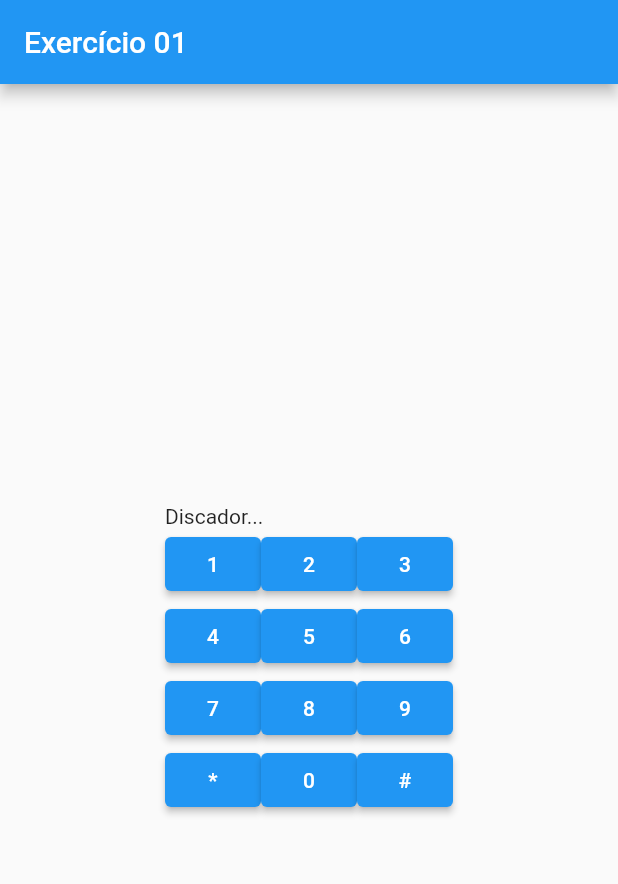
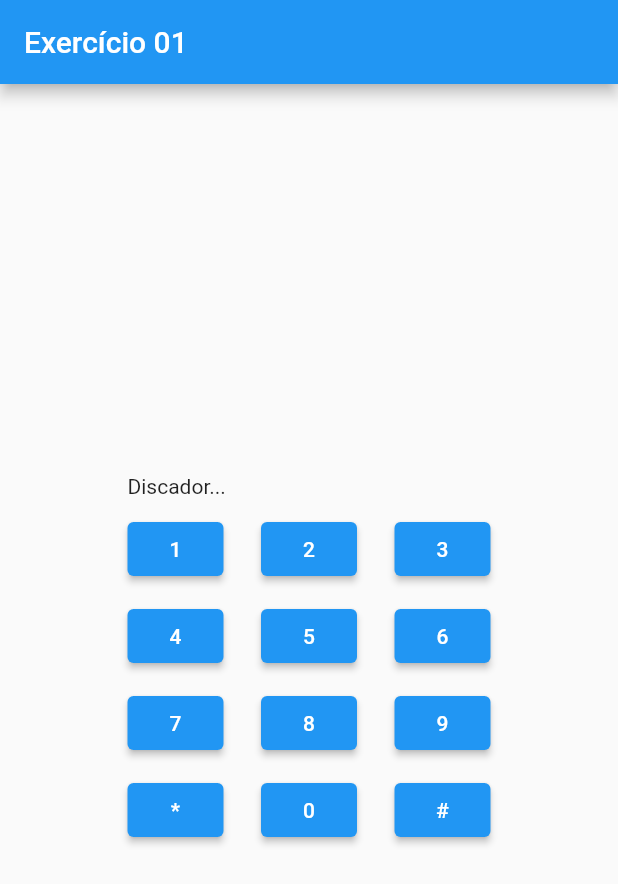
Before and after one commit to Imenatrix/discador, a Flutter app: the screen it shows after launch, on a phone screen of 412 x 824 dp. Shown: the top 884 px of the screen. Run offline on Flutter 3.47's test engine with Material 2 defaults, Android fonts, the light colour scheme and no system bars.

Commit message:
Adiciona espaçamento no teclado

```diff
--- a/lib/main.dart
+++ b/lib/main.dart
@@ -41,6 +41,7 @@ class Body extends StatelessWidget {
   Widget build(BuildContext context) {
     return Center(
       child: Wrap(
+        spacing: 10,
         direction: Axis.vertical,
         children: [
           Text('Discador...'),
@@ -62,6 +63,7 @@ class Linha extends StatelessWidget {
   @override
   Widget build(BuildContext context) {
     return Wrap(
+      spacing: 25,
       children: [...linha.map((digito) => BotaoTeclado(digito: digito))],
     );
   }
```
